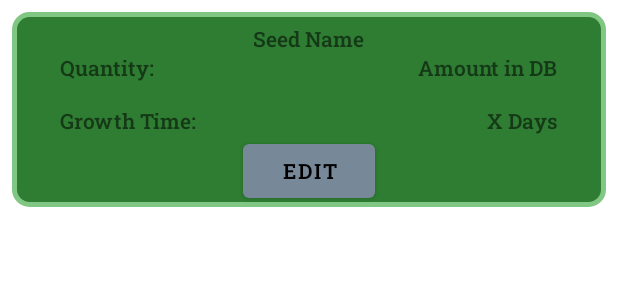
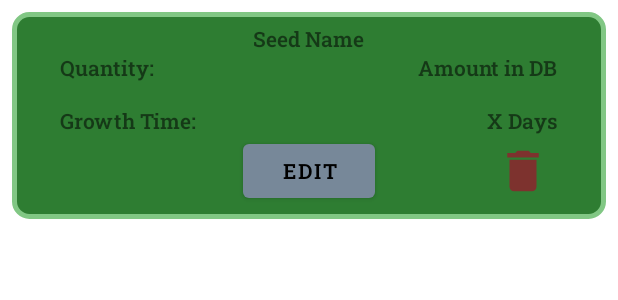
Before and after one commit to F2022-AppDev-II/project-farmerverse, an Android app: the layout seed_item.xml on its own in the app's theme, with its tools: preview values and no code run, on a phone screen of 412 x 824 dp. Shown: the top 300 px of the screen. Run offline under Robolectric (Android 15) with nearby library versions, the phone set to English and light mode, and no system bars; network calls fail.

Commit message:
added ability to delete a seed straight from the list page, as well as made a small few design changes for my fragments

```diff
--- a/farmerverse/app/src/main/java/com/example/farmerverse/fragments/WeatherRvAdapter.java
+++ b/farmerverse/app/src/main/java/com/example/farmerverse/adapters/WeatherRvAdapter.java
@@ -1,4 +1,4 @@
-package com.example.farmerverse.fragments;
+package com.example.farmerverse.adapters;
 
 import android.content.Context;
 import android.view.LayoutInflater;
--- a/farmerverse/app/src/main/java/com/example/farmerverse/fragments/EditSeedFragment.java
+++ b/farmerverse/app/src/main/java/com/example/farmerverse/fragments/EditSeedFragment.java
@@ -115,7 +115,7 @@ public class EditSeedFragment extends Fragment {
             public void onClick(View v)
             {
                 //are you sure screen
-                AlertDialogFragment dialog = new AlertDialogFragment(seedId);
+                AlertDialogFragment dialog = new AlertDialogFragment(seedId, true);
                 dialog.show(supportFragmentManager, "Alert");
             }
         });
--- a/farmerverse/app/src/main/java/com/example/farmerverse/fragments/FullWeatherFragment.java
+++ b/farmerverse/app/src/main/java/com/example/farmerverse/fragments/FullWeatherFragment.java
@@ -21,6 +21,7 @@ import com.android.volley.VolleyError;
 import com.android.volley.toolbox.JsonObjectRequest;
 import com.android.volley.toolbox.Volley;
 import com.example.farmerverse.R;
+import com.example.farmerverse.adapters.WeatherRvAdapter;
 import com.example.farmerverse.model.WeatherRvModel;
 import com.google.android.material.imageview.ShapeableImageView;
 import com.squareup.picasso.Picasso;
--- a/farmerverse/app/src/main/java/com/example/farmerverse/fragments/SeedFragment.java
+++ b/farmerverse/app/src/main/java/com/example/farmerverse/fragments/SeedFragment.java
@@ -1,9 +1,6 @@
 package com.example.farmerverse.fragments;
 
-import static android.app.Activity.RESULT_OK;
-
 import android.content.Context;
-import android.content.Intent;
 import android.os.Bundle;
 
 import androidx.fragment.app.Fragment;
@@ -12,16 +9,15 @@ import androidx.lifecycle.Observer;
 import androidx.lifecycle.ViewModelProvider;
 import androidx.navigation.NavController;
 import androidx.navigation.fragment.NavHostFragment;
-import androidx.recyclerview.widget.GridLayoutManager;
 import androidx.recyclerview.widget.LinearLayoutManager;
 import androidx.recyclerview.widget.RecyclerView;
 
 import android.view.LayoutInflater;
 import android.view.View;
 import android.view.ViewGroup;
-import android.widget.Toast;
 
 import com.example.farmerverse.R;
+import com.example.farmerverse.adapters.SeedListAdapter;
 import com.example.farmerverse.entities.Seed;
 import com.example.farmerverse.viewmodel.FarmerverseViewModel;
 
--- /dev/null
+++ b/farmerverse/app/src/main/res/drawable/ic_baseline_delete_24.xml
@@ -0,0 +1,10 @@
+<vector xmlns:android="http://schemas.android.com/apk/res/android"
+    android:width="24dp"
+    android:height="24dp"
+    android:tint="#7d322e"
+    android:viewportWidth="24"
+    android:viewportHeight="24">
+    <path
+        android:fillColor="@android:color/white"
+        android:pathData="M6,19c0,1.1 0.9,2 2,2h8c1.1,0 2,-0.9 2,-2V7H6v12zM19,4h-3.5l-1,-1h-5l-1,1H5v2h14V4z" />
+</vector>
--- a/farmerverse/app/src/main/res/layout/seed_item.xml
+++ b/farmerverse/app/src/main/res/layout/seed_item.xml
@@ -1,6 +1,7 @@
 <?xml version="1.0" encoding="utf-8"?>
 <androidx.constraintlayout.widget.ConstraintLayout xmlns:android="http://schemas.android.com/apk/res/android"
     xmlns:app="http://schemas.android.com/apk/res-auto"
+    xmlns:tools="http://schemas.android.com/tools"
     android:id="@+id/layoutSeedItem"
     android:layout_width="match_parent"
     android:layout_height="wrap_content"
@@ -8,6 +9,18 @@
     android:layout_marginTop="8dp"
     android:layout_marginRight="8dp"
     android:background="@drawable/layout_rounded_bg">
+
+    <ImageView
+        android:id="@+id/btnTrash"
+        android:layout_width="wrap_content"
+        android:layout_height="wrap_content"
+        android:minWidth="36dp"
+        android:minHeight="36dp"
+        android:src="@drawable/ic_baseline_delete_24"
+        app:layout_constraintBottom_toBottomOf="@+id/btnEdit"
+        app:layout_constraintEnd_toEndOf="@+id/txtDaysToGrowDatabase"
+        app:layout_constraintStart_toStartOf="@+id/txtDaysToGrowDatabase"
+        app:layout_constraintTop_toTopOf="@+id/btnEdit" />
 
     <TextView
         android:id="@+id/txtSeedName"
@@ -67,8 +80,10 @@
         android:id="@+id/btnEdit"
         android:layout_width="wrap_content"
         android:layout_height="wrap_content"
+        android:layout_marginBottom="8dp"
         android:fontFamily="@font/roboto_slab_semi_bold"
         android:text="Edit"
+        app:layout_constraintBottom_toBottomOf="parent"
         app:layout_constraintEnd_toEndOf="parent"
         app:layout_constraintStart_toStartOf="parent"
         app:layout_constraintTop_toBottomOf="@+id/txtDaysToGrow" />
--- a/farmerverse/app/src/main/res/values-night/themes.xml
+++ b/farmerverse/app/src/main/res/values-night/themes.xml
@@ -10,7 +10,7 @@
         <item name="colorSecondaryVariant">@color/teal_200</item>
         <item name="colorOnSecondary">@color/black</item>
         <!-- Status bar color. -->
-        <item name="android:statusBarColor">?attr/colorPrimaryVariant</item>
+        <item name="android:statusBarColor">@color/material_grey_700</item>
         <!-- Customize your theme here. -->
     </style>
 </resources>
--- a/farmerverse/app/src/main/res/values/colors.xml
+++ b/farmerverse/app/src/main/res/values/colors.xml
@@ -174,4 +174,8 @@
     <color name="article_title">#3399FF</color>
     <color name="cachecolor">#8ad0e8</color>
     <color name="black_shade_1">#292D36</color>
+    <color name="material_grey_700">#616161</color>
+    <color name="button_night_red">#991a00</color>
+    <color name="button_night_purple">#990066</color>
+    <color name="button_night_tealish">#009966</color>
 </resources>
```
Also changed, not shown: farmerverse/app/src/main/java/com/example/farmerverse/adapters/ProductListAdapter.java (renamed from farmerverse/app/src/main/java/com/example/farmerverse/fragments/ProductListAdapter.java, +3 -5 lines), farmerverse/app/src/main/java/com/example/farmerverse/adapters/SeedListAdapter.java (renamed from farmerverse/app/src/main/java/com/example/farmerverse/fragments/SeedListAdapter.java, +26 -2 lines), farmerverse/app/src/main/java/com/example/farmerverse/fragments/AlertDialogFragment.java (+5 -2 lines), farmerverse/app/src/main/java/com/example/farmerverse/fragments/MarketFragment.java (+9 -4 lines), farmerverse/app/src/main/res/layout/fragment_alert_dialog.xml (+6 -5 lines).
